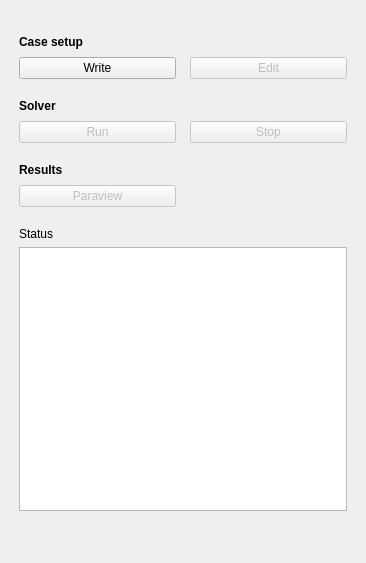
Old version of the form Gui/TaskPanelCfdSolverControl.ui in the repository jaheyns/CfdOF.
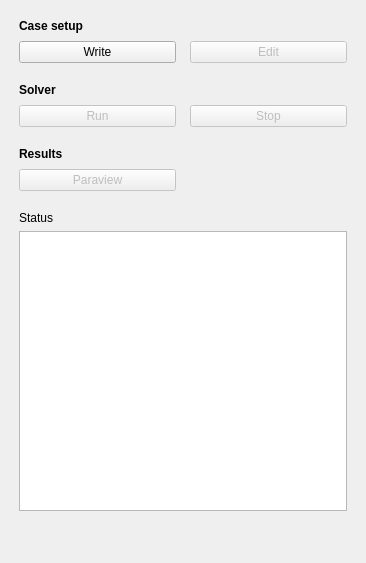
New version of the form.

Commit message: Reformat task panels so that vectors are displayed consistently as three input fields horizontally

The edit to the form file:
```diff
--- a/Gui/TaskPanelCfdSolverControl.ui
+++ b/Gui/TaskPanelCfdSolverControl.ui
@@ -14,28 +14,6 @@
    <string>Analysis control</string>
   </property>
   <layout class="QVBoxLayout" name="verticalLayout">
-   <item>
-    <layout class="QGridLayout" name="gridLayout">
-     <property name="leftMargin">
-      <number>8</number>
-     </property>
-     <property name="topMargin">
-      <number>8</number>
-     </property>
-     <property name="rightMargin">
-      <number>8</number>
-     </property>
-     <property name="bottomMargin">
-      <number>8</number>
-     </property>
-     <property name="horizontalSpacing">
-      <number>14</number>
-     </property>
-     <property name="verticalSpacing">
-      <number>6</number>
-     </property>
-    </layout>
-   </item>
    <item>
     <layout class="QGridLayout" name="gl_actions_4">
      <property name="leftMargin">
```
The commit also changes 11 other files.
